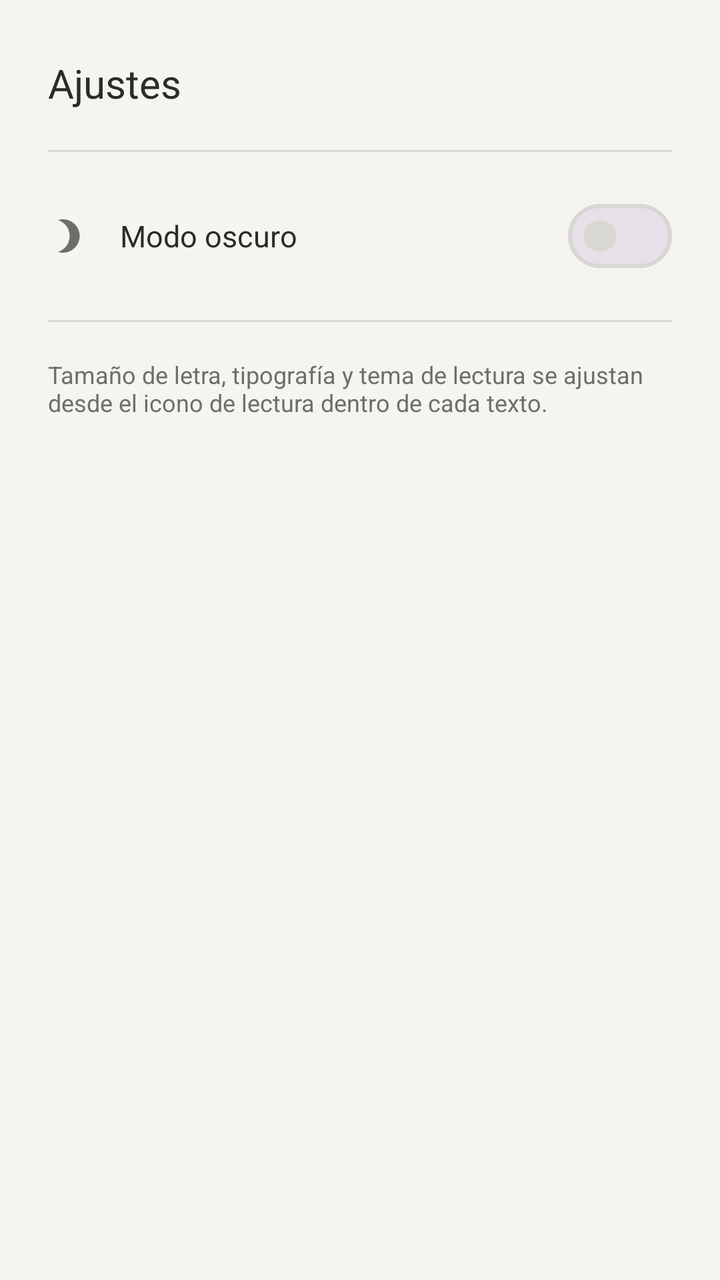
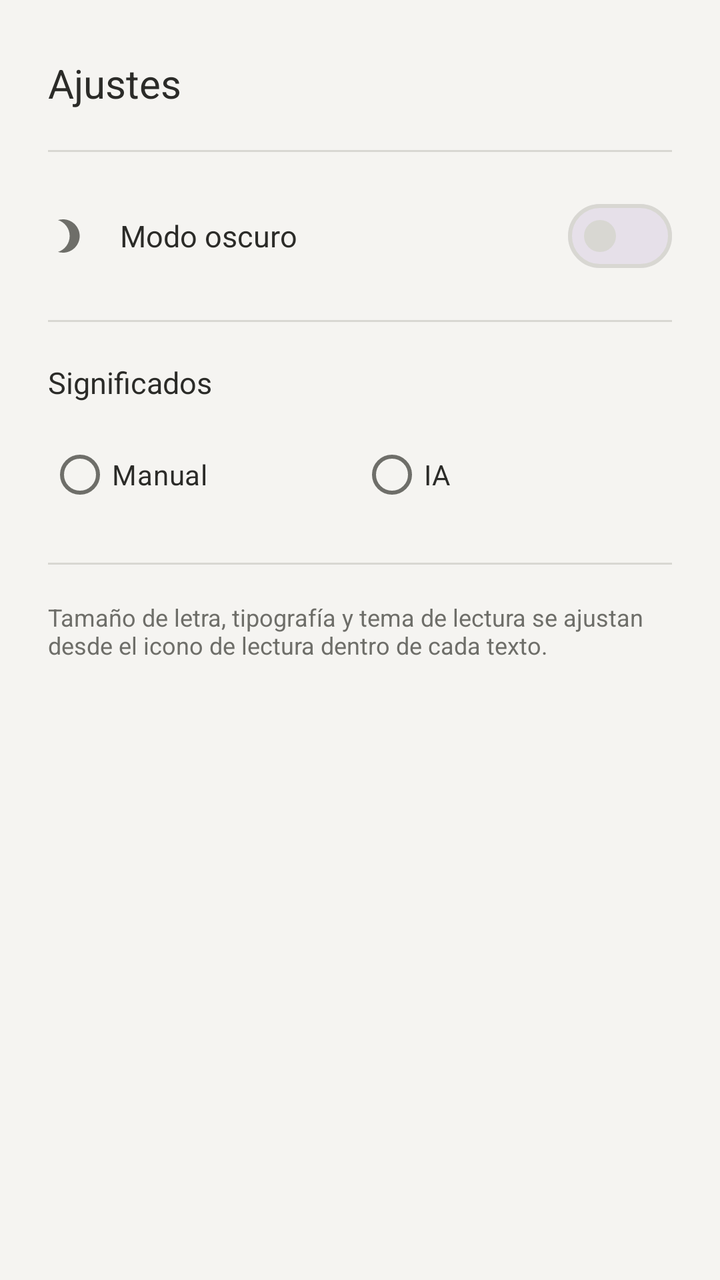

Compare the two renders of this Android layout. The source of the first and the diff that turns it into the second are given below.
<!-- AndroidManifest.xml: application theme Theme.Leelo -->
<!-- res/layout/fragment_setting.xml -->
<?xml version="1.0" encoding="utf-8"?>
<ScrollView xmlns:android="http://schemas.android.com/apk/res/android"
    android:layout_width="match_parent"
    android:layout_height="match_parent"
    android:background="@color/paper"
    android:fillViewport="true">

    <LinearLayout
        android:layout_width="match_parent"
        android:layout_height="wrap_content"
        android:orientation="vertical"
        android:paddingStart="24dp"
        android:paddingTop="28dp"
        android:paddingEnd="24dp"
        android:paddingBottom="32dp">

        <TextView
            android:layout_width="wrap_content"
            android:layout_height="wrap_content"
            android:text="Ajustes"
            android:textColor="?attr/colorOnSurface"
            android:textSize="20sp" />

        <View
            android:layout_width="match_parent"
            android:layout_height="1dp"
            android:layout_marginTop="20dp"
            android:background="?attr/colorOutline" />

        <LinearLayout
            android:layout_width="match_parent"
            android:layout_height="wrap_content"
            android:gravity="center_vertical"
            android:orientation="horizontal"
            android:paddingVertical="18dp">

            <ImageView
                android:id="@+id/themeIcon"
                android:layout_width="20dp"
                android:layout_height="20dp"
                android:src="@drawable/ic_moon"
                android:tint="?attr/colorOnSurfaceVariant" />

            <TextView
                android:layout_width="0dp"
                android:layout_height="wrap_content"
                android:layout_marginStart="16dp"
                android:layout_weight="1"
                android:text="Modo oscuro"
                android:textColor="?attr/colorOnSurface"
                android:textSize="15sp" />

            <com.google.android.material.materialswitch.MaterialSwitch
                android:id="@+id/darkModeSwitch"
                android:layout_width="wrap_content"
                android:layout_height="wrap_content" />
        </LinearLayout>

        <View
            android:layout_width="match_parent"
            android:layout_height="1dp"
            android:background="?attr/colorOutline" />

        <TextView
            android:layout_width="match_parent"
            android:layout_height="wrap_content"
            android:layout_marginTop="18dp"
            android:text="Tamaño de letra, tipografía y tema de lectura se ajustan desde el icono de lectura dentro de cada texto."
            android:textColor="?attr/colorOnSurfaceVariant"
            android:textSize="12sp" />

    </LinearLayout>

</ScrollView>
<!-- resources referenced by this layout -->
<resources>
  <color name="paper">#FFF5F4F1</color>
  <!-- drawable ic_moon (drawable) -->
  <vector xmlns:android="http://schemas.android.com/apk/res/android"
      android:width="24dp"
      android:height="24dp"
      android:viewportWidth="24"
      android:viewportHeight="24">
      <path
          android:fillColor="#FF000000"
          android:pathData="M9,2c-1.05,0 -2.05,0.16 -3,0.46 4.06,1.27 7,5.06 7,9.54 0,4.48 -2.94,8.27 -7,9.54 0.95,0.3 1.95,0.46 3,0.46 5.52,0 10,-4.48 10,-10S14.52,2 9,2z"/>
  </vector>
  <style name="Theme.Leelo" parent="Base.Theme.Leelo" />
  <style name="Base.Theme.Leelo" parent="Theme.Material3.DayNight.NoActionBar">
          <item name="colorPrimary">@color/accent</item>
          <item name="colorOnPrimary">@color/accent_on</item>
          <item name="colorSecondary">@color/accent</item>
          <item name="colorOnSecondary">@color/accent_on</item>
  
          <item name="android:colorBackground">@color/paper</item>
          <item name="colorOnBackground">@color/ink</item>
          <item name="colorSurface">@color/paper</item>
          <item name="colorOnSurface">@color/ink</item>
          <item name="colorSurfaceVariant">@color/paper</item>
          <item name="colorOnSurfaceVariant">@color/ink_muted</item>
          <item name="colorOutline">@color/line</item>
          <item name="colorOutlineVariant">@color/line</item>
          <item name="colorPrimaryContainer">@color/paper</item>
          <item name="colorSecondaryContainer">@color/paper</item>
  
          <item name="android:statusBarColor">@color/paper</item>
          <item name="android:windowLightStatusBar" tools:targetApi="m">true</item>
          <item name="android:navigationBarColor">@color/paper</item>
          <item name="android:windowBackground">@color/paper</item>
  
          <item name="android:fontFamily">sans-serif</item>
      </style>
  <color name="accent">#FF63635F</color>
  <color name="accent_on">#FFF5F4F1</color>
  <color name="ink">#FF2B2B28</color>
  <color name="ink_muted">#FF6E6E69</color>
  <color name="line">#FFD8D7D2</color>
</resources>

<!-- the commit's change to res/layout/fragment_setting.xml (unified diff, before → after) -->
@@ -1,5 +1,6 @@
 <?xml version="1.0" encoding="utf-8"?>
 <ScrollView xmlns:android="http://schemas.android.com/apk/res/android"
+    xmlns:app="http://schemas.android.com/apk/res-auto"
     android:layout_width="match_parent"
     android:layout_height="match_parent"
     android:background="@color/paper"
@@ -62,6 +63,100 @@
             android:background="?attr/colorOutline" />
 
         <TextView
+            android:layout_width="wrap_content"
+            android:layout_height="wrap_content"
+            android:layout_marginTop="20dp"
+            android:text="Significados"
+            android:textColor="?attr/colorOnSurface"
+            android:textSize="15sp" />
+
+        <RadioGroup
+            android:id="@+id/modeRadioGroup"
+            android:layout_width="match_parent"
+            android:layout_height="wrap_content"
+            android:layout_marginTop="12dp"
+            android:orientation="horizontal">
+
+            <com.google.android.material.radiobutton.MaterialRadioButton
+                android:id="@+id/radioManualMode"
+                android:layout_width="0dp"
+                android:layout_height="wrap_content"
+                android:layout_weight="1"
+                android:buttonTint="?attr/colorPrimary"
+                android:text="Manual"
+                android:textColor="?attr/colorOnSurface"
+                android:textSize="14sp" />
+
+            <com.google.android.material.radiobutton.MaterialRadioButton
+                android:id="@+id/radioAiMode"
+                android:layout_width="0dp"
+                android:layout_height="wrap_content"
+                android:layout_weight="1"
+                android:buttonTint="?attr/colorPrimary"
+                android:text="IA"
+                android:textColor="?attr/colorOnSurface"
+                android:textSize="14sp" />
+        </RadioGroup>
+
+        <LinearLayout
+            android:id="@+id/aiSettingsContainer"
+            android:layout_width="match_parent"
+            android:layout_height="wrap_content"
+            android:layout_marginTop="8dp"
+            android:orientation="vertical"
+            android:visibility="gone">
+
+            <com.google.android.material.textfield.TextInputLayout
+                style="@style/Widget.MaterialComponents.TextInputLayout.OutlinedBox"
+                android:layout_width="match_parent"
+                android:layout_height="wrap_content"
+                app:boxStrokeColor="?attr/colorOutline"
+                app:hintTextColor="?attr/colorOnSurfaceVariant">
+
+                <com.google.android.material.textfield.TextInputEditText
+                    android:id="@+id/apiKeyInput"
+                    android:layout_width="match_parent"
+                    android:layout_height="wrap_content"
+                    android:hint="Clave API"
+                    android:inputType="textPassword"
+                    android:textColor="?attr/colorOnSurface" />
+
+            </com.google.android.material.textfield.TextInputLayout>
+
+            <com.google.android.material.textfield.TextInputLayout
+                style="@style/Widget.MaterialComponents.TextInputLayout.OutlinedBox"
+                android:layout_width="match_parent"
+                android:layout_height="wrap_content"
+                android:layout_marginTop="12dp"
+                app:boxStrokeColor="?attr/colorOutline"
+                app:hintTextColor="?attr/colorOnSurfaceVariant">
+
+                <com.google.android.material.textfield.TextInputEditText
+                    android:id="@+id/modelInput"
+                    android:layout_width="match_parent"
+                    android:layout_height="wrap_content"
+                    android:hint="Modelo"
+                    android:inputType="text"
+                    android:textColor="?attr/colorOnSurface" />
+
+            </com.google.android.material.textfield.TextInputLayout>
+
+            <TextView
+                android:layout_width="match_parent"
+                android:layout_height="wrap_content"
+                android:layout_marginTop="10dp"
+                android:text="La clave se guarda solo en este dispositivo. Compatible con OpenAI (por defecto, gpt-4o-mini)."
+                android:textColor="?attr/colorOnSurfaceVariant"
+                android:textSize="12sp" />
+        </LinearLayout>
+
+        <View
+            android:layout_width="match_parent"
+            android:layout_height="1dp"
+            android:layout_marginTop="20dp"
+            android:background="?attr/colorOutline" />
+
+        <TextView
             android:layout_width="match_parent"
             android:layout_height="wrap_content"
             android:layout_marginTop="18dp"
